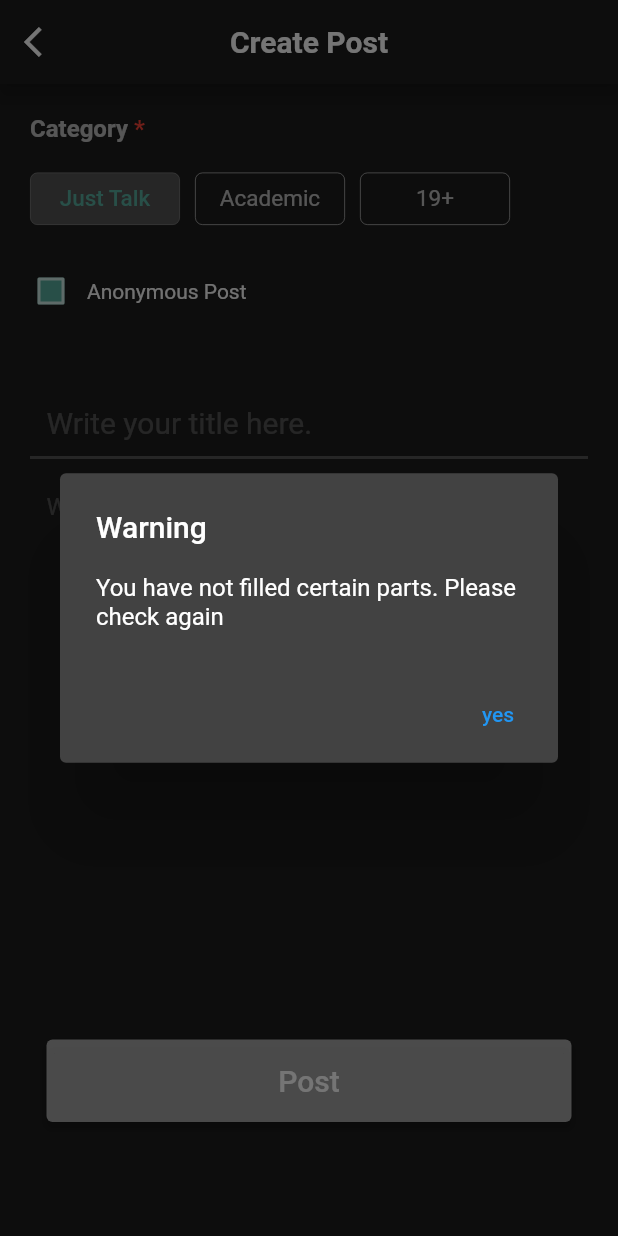
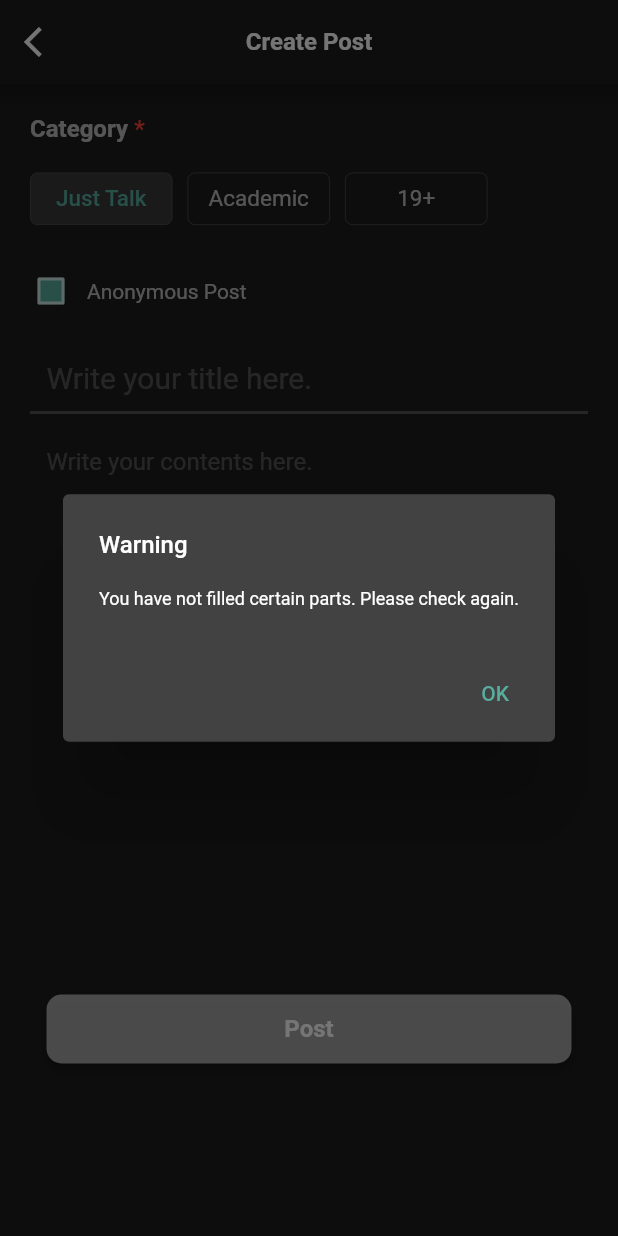
Before and after one commit to seoyoungk0909/INUS, a Flutter app: the PostWritePage screen opened by its route, after a tap on "Post", on a phone screen of 412 x 824 dp. Run offline on Flutter 3.47's test engine with Material 2 defaults, Android fonts, the phone set to English and light mode, and no system bars; our stand-ins replace cloud_firestore, firebase_auth, firebase_core, flutter_keyboard_visibility, flutter_speed_dial, flutter_svg and 1 more; accounts and stored records are empty; Roboto replaces fonts that are missing (Outfit); project files that could hold a hidden picture were left out.

Commit message:
create post modify UI

```diff
--- a/lib/views/post_write_page.dart
+++ b/lib/views/post_write_page.dart
@@ -79,11 +79,14 @@ class PostWritePageState extends State<PostWritePage> {
         backgroundColor: Theme.of(context).backgroundColor,
         title: Text(
           widget.title,
-          style: TextStyle(fontWeight: FontWeight.bold),
+          style: const TextStyle(
+            fontSize: 16,
+            fontWeight: FontWeight.w600,
+          ),
         ),
         centerTitle: true,
         leading: GestureDetector(
-          child: Icon(
+          child: const Icon(
             Icons.arrow_back_ios,
           ),
           onTap: () {
@@ -91,20 +94,31 @@ class PostWritePageState extends State<PostWritePage> {
                 context: context,
                 builder: (BuildContext context) {
                   return AlertDialog(
-                    title: Text('Discard Writings'),
-                    content: Text(
-                        "Are you sure you want to go back to the main page? (All you have written will be lost!) "),
+                    title: const Text(
+                      'Discard Writings',
+                      style: TextStyle(fontSize: 16),
+                    ),
+                    content: const Text(
+                      "Are you sure you want to go back to the main page? (All you have written will be lost!) ",
+                      style: TextStyle(fontSize: 12),
+                    ),
                     actions: <Widget>[
                       TextButton(
                         onPressed: () => Navigator.pop(context),
-                        child: Text("No"),
+                        child: Text(
+                          "No",
+                          style: TextStyle(color: ApdiColors.themeGreen),
+                        ),
                       ),
                       TextButton(
                           onPressed: () {
                             Navigator.pop(context);
                             Navigator.pop(context);
                           },
-                          child: Text("yes"))
+                          child: Text(
+                            "Yes",
+                            style: TextStyle(color: ApdiColors.themeGreen),
+                          ))
                     ],
                   );
                 });
@@ -118,23 +132,23 @@ class PostWritePageState extends State<PostWritePage> {
             Padding(
               padding: const EdgeInsetsDirectional.fromSTEB(20, 20, 0, 0),
               child: RichText(
-                text: TextSpan(
+                text: const TextSpan(
                     text: "Category",
                     style: TextStyle(
                         fontSize: 16,
                         color: Colors.white70,
-                        fontWeight: FontWeight.bold),
+                        fontWeight: FontWeight.w600),
                     children: [
                       TextSpan(
                           text: ' *',
                           style: TextStyle(
                               color: Colors.red,
-                              fontWeight: FontWeight.bold,
+                              fontWeight: FontWeight.w600,
                               fontSize: 16))
                     ]),
               ),
             ),
-            Container(
+            SizedBox(
               height: 55,
               child: Padding(
                 padding: const EdgeInsetsDirectional.fromSTEB(20, 20, 0, 0),
@@ -145,19 +159,19 @@ class PostWritePageState extends State<PostWritePage> {
                     for (var category in categories.keys)
                       Row(children: <Widget>[
                         Container(
-                          width: 100,
+                          width: 95,
                           height: 35,
                           decoration: BoxDecoration(
                               color: categories[category]!
-                                  ? Colors.white24
+                                  ? Colors.white12
                                   : Colors.transparent,
                               border: Border.all(
                                   width: 0.5,
                                   color: categories[category]!
-                                      ? Colors.white24
-                                      : Colors.white70),
+                                      ? Colors.white12
+                                      : Colors.white24),
                               borderRadius:
-                                  BorderRadius.all(Radius.circular(5))),
+                                  const BorderRadius.all(Radius.circular(5))),
                           child: TextButton(
                             style: TextButton.styleFrom(
                               textStyle: const TextStyle(
@@ -186,7 +200,7 @@ class PostWritePageState extends State<PostWritePage> {
                             ),
                           ),
                         ),
-                        SizedBox(
+                        const SizedBox(
                           width: 10,
                         )
                       ]),
@@ -195,7 +209,7 @@ class PostWritePageState extends State<PostWritePage> {
               ),
             ),
             Padding(
-              padding: EdgeInsets.only(top: 20, left: 10),
+              padding: const EdgeInsets.only(top: 20, left: 10),
               child: Row(
                 children: [
                   Checkbox(
@@ -208,12 +222,15 @@ class PostWritePageState extends State<PostWritePage> {
                           isAnonymous = value!;
                         });
                       }),
-                  Text("Anonymous Post")
+                  const Text(
+                    "Anonymous Post",
+                    style: TextStyle(color: Colors.white70),
+                  )
                 ],
               ),
             ),
             Padding(
-              padding: const EdgeInsetsDirectional.fromSTEB(15, 40, 0, 0),
+              padding: const EdgeInsetsDirectional.fromSTEB(15, 10, 0, 0),
             ),
             Center(
               child: SizedBox(
@@ -230,7 +247,7 @@ class PostWritePageState extends State<PostWritePage> {
                         textChecking();
                       }
                     },
-                    decoration: InputDecoration(
+                    decoration: const InputDecoration(
                       border: InputBorder.none,
                       hintText: "Write your title here.",
                       hintStyle:
@@ -263,7 +280,7 @@ class PostWritePageState extends State<PostWritePage> {
                       textChecking();
                     }
                   },
-                  decoration: InputDecoration(
+                  decoration: const InputDecoration(
                     border: InputBorder.none,
                     hintText: "Write your contents here.",
                     hintStyle: TextStyle(fontSize: 16.0, color: Colors.white24),
@@ -278,7 +295,7 @@ class PostWritePageState extends State<PostWritePage> {
             Center(
               child: SizedBox(
                   width: 350,
-                  height: 55,
+                  height: 46,
                   child: isButtonEnabled
                       ? ElevatedButton(
                           style: ButtonStyle(
@@ -290,13 +307,22 @@ class PostWritePageState extends State<PostWritePage> {
                                 context: context,
                                 builder: (BuildContext context) {
                                   return AlertDialog(
-                                    title: Text('Create Post'),
-                                    content: Text(
-                                        "Are you sure you want to create this post?"),
+                                    title: const Text(
+                                      'Create Post',
+                                      style: TextStyle(fontSize: 16),
+                                    ),
+                                    content: const Text(
+                                      "Are you sure you want to create this post?",
+                                      style: TextStyle(fontSize: 12),
+                                    ),
                                     actions: <Widget>[
                                       TextButton(
                                         onPressed: () => Navigator.pop(context),
-                                        child: Text("No"),
+                                        child: Text(
+                                          "No",
+                                          style: TextStyle(
+                                              color: ApdiColors.themeGreen),
+                                        ),
                                       ),
                                       TextButton(
                                           onPressed: () {
@@ -311,19 +337,32 @@ class PostWritePageState extends State<PostWritePage> {
                                             Navigator.pushNamedAndRemoveUntil(
                                                 context, '/', (route) => false);
                                           },
-                                          child: Text("yes"))
+                                          child: Text(
+                                            "Yes",
+                                            style: TextStyle(
+                                                color: ApdiColors.themeGreen),
+                                          ))
                                     ],
                                   );
                                 });
                           },
                           child: const Text(
                             'Post',
-                            style:
-                                TextStyle(color: Colors.white, fontSize: 20.0),
+                            style: TextStyle(
+                              color: Colors.white,
+                              fontSize: 16,
+                              fontFamily: 'Outfit',
+                              fontWeight: FontWeight.w600,
+                            ),
                           ),
                         )
                       : ElevatedButton(
                           style: ButtonStyle(
+                            shape: MaterialStateProperty.all<
+                                RoundedRectangleBorder>(
+                              RoundedRectangleBorder(
+                                  borderRadius: BorderRadius.circular(10)),
+                            ),
                             backgroundColor:
                                 MaterialStateProperty.all(Colors.white60),
                           ),
@@ -332,22 +371,35 @@ class PostWritePageState extends State<PostWritePage> {
                                 context: context,
                                 builder: (BuildContext context) {
                                   return AlertDialog(
-                                    title: Text('Warning'),
-                                    content: Text(
-                                        "You have not filled certain parts. Please check again"),
+                                    title: const Text(
+                                      'Warning',
+                                      style: TextStyle(fontSize: 16),
+                                    ),
+                                    content: const Text(
+                                      "You have not filled certain parts. Please check again.",
+                                      style: TextStyle(fontSize: 12),
+                                    ),
                                     actions: <Widget>[
                                       TextButton(
                                           onPressed: () =>
                                               Navigator.pop(context),
-                                          child: Text("yes"))
+                                          child: Text(
+                                            "OK",
+                                            style: TextStyle(
+                                                color: ApdiColors.themeGreen),
+                                          ))
                                     ],
                                   );
                                 });
                           },
                           child: const Text(
                             'Post',
-                            style:
-                                TextStyle(color: Colors.white, fontSize: 20.0),
+                            style: TextStyle(
+                              color: Colors.white,
+                              fontSize: 16,
+                              fontFamily: 'Outfit',
+                              fontWeight: FontWeight.w600,
+                            ),
                           ),
                         )),
             ),
```
